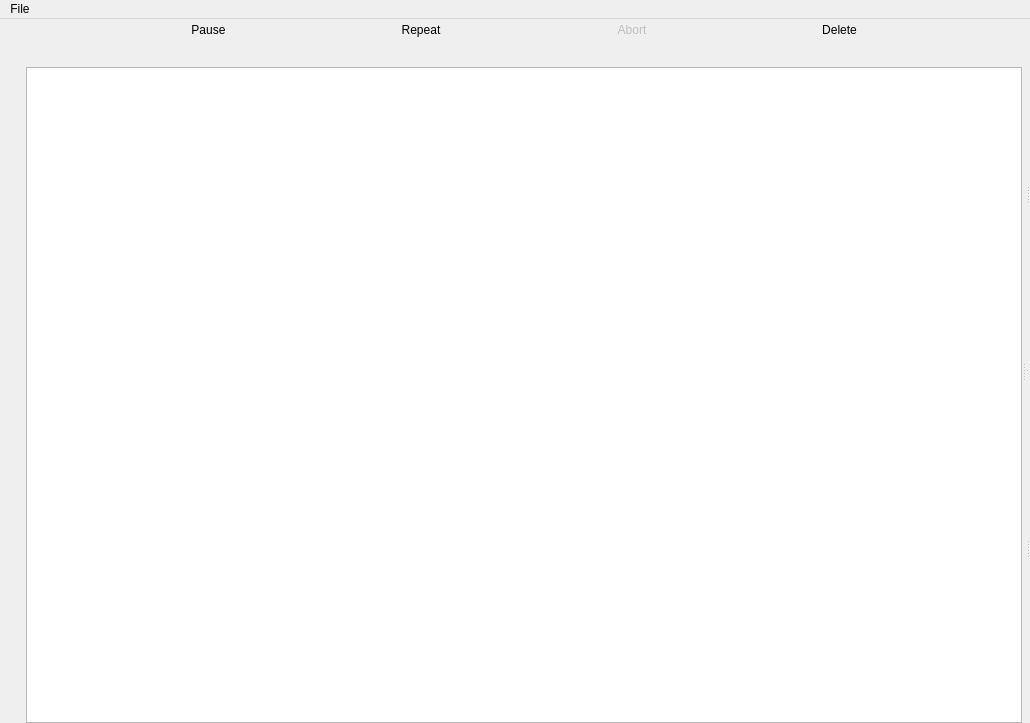
Before: the Qt Designer form main.ui in labscript-suite/blacs, drawn with Qt 5.
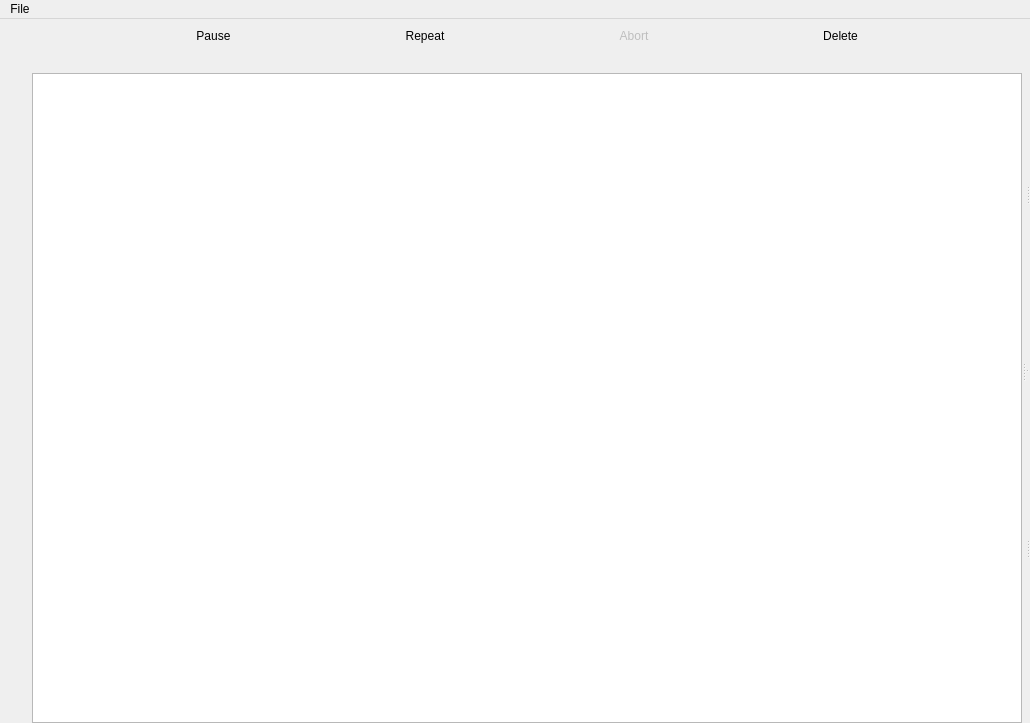
After: the same form once the commit is applied. Icons and pictures are not drawn. Custom widgets are drawn as their Qt base class.

Commit message:
feature: Re-added red text for tabs that are displaying an error/not-responding message.
A tiny bit of margins to stop the queue buttons being literally right up
against the edge of the window,

```diff
--- a/main.ui
+++ b/main.ui
@@ -142,6 +142,12 @@
           <property name="sizeConstraint">
            <enum>QLayout::SetMinimumSize</enum>
           </property>
+          <property name="leftMargin">
+           <number>6</number>
+          </property>
+          <property name="topMargin">
+           <number>6</number>
+          </property>
           <item>
            <layout class="QHBoxLayout" name="horizontalLayout">
             <item>
```
Left out of the diff: 2 changed lines with no effect on the pictures. The commit also changes 1 other file.
